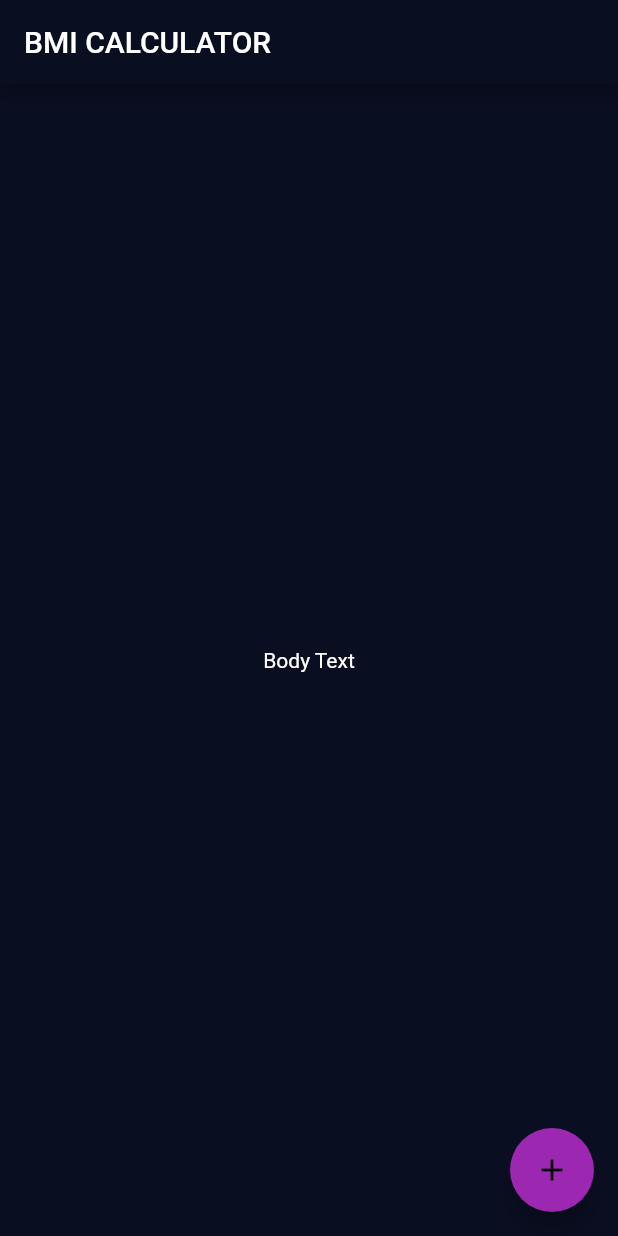
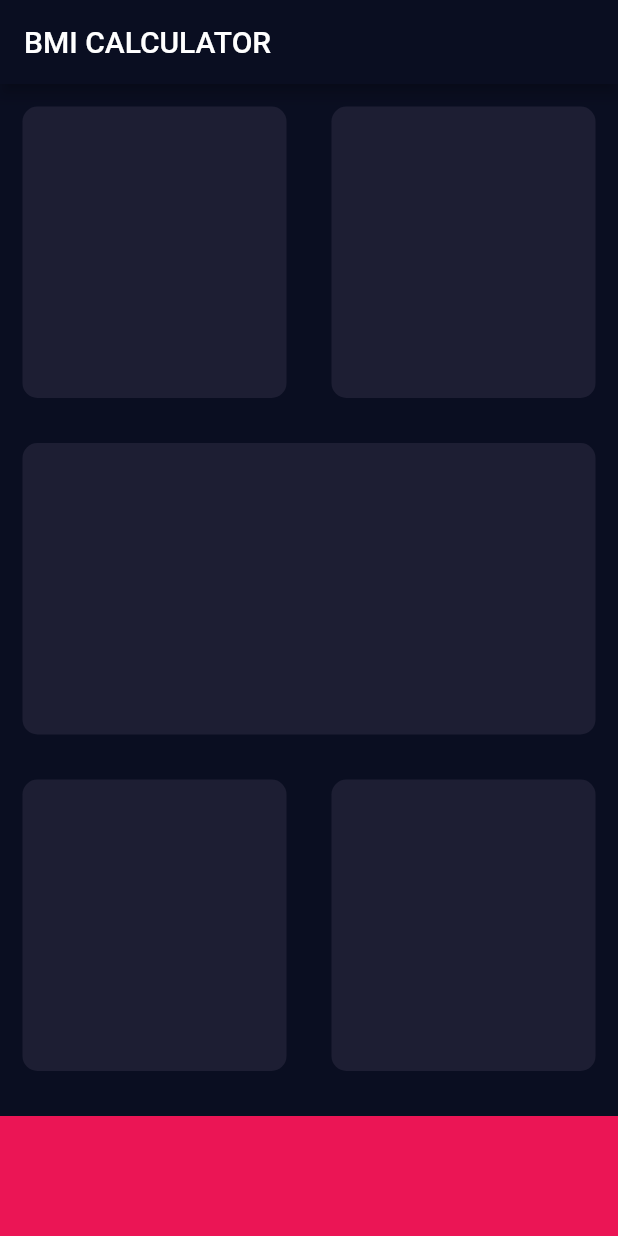
Before and after one commit to matatoMatata94/bmi_calculator, a Flutter app: the screen it shows after launch, on a phone screen of 412 x 824 dp. Run offline on Flutter 3.47's test engine with Material 2 defaults, Android fonts, the phone set to English and light mode, and no system bars.

Commit message:
Added BackgroundCard() and some Constants
Constants:
backGroundColor, bottomButtonColor, bottomButtonHeight

```diff
--- a/lib/input_page.dart
+++ b/lib/input_page.dart
@@ -1,4 +1,8 @@
 import 'package:flutter/material.dart';
+
+const Color backGroundColor = Color(0xFF1D1E33);
+const Color bottomButtonColor = Color(0xFFEB1555);
+const double bottomButtonHeight = 80;
 
 class InputPage extends StatefulWidget {
   const InputPage({super.key});
@@ -14,13 +18,74 @@ class _InputPageState extends State<InputPage> {
       appBar: AppBar(
         title: const Text('BMI CALCULATOR'),
       ),
-      body: const Center(
-        child: Text('Body Text'),
-      ),
-      floatingActionButton: FloatingActionButton(
-        child: const Icon(Icons.add),
-        onPressed: () {},
+      body: SafeArea(
+        child: Column(
+          children: [
+            Expanded(
+              child: Row(
+                children: const [
+                  Expanded(
+                    child: BackgroundCard(
+                      color: backGroundColor,
+                    ),
+                  ),
+                  Expanded(
+                    child: BackgroundCard(
+                      color: backGroundColor,
+                    ),
+                  ),
+                ],
+              ),
+            ),
+            const Expanded(
+                child: BackgroundCard(
+              color: backGroundColor,
+            )),
+            Expanded(
+              child: Row(
+                children: const [
+                  Expanded(
+                      child: BackgroundCard(
+                    color: backGroundColor,
+                  )),
+                  Expanded(
+                      child: BackgroundCard(
+                    color: backGroundColor,
+                  )),
+                ],
+              ),
+            ),
+            Container(
+              color: bottomButtonColor,
+              height: bottomButtonHeight,
+              width: double.infinity,
+              margin: const EdgeInsets.only(top: 15),
+            ),
+          ],
+        ),
       ),
     );
   }
 }
+
+class BackgroundCard extends StatefulWidget {
+  final Color color;
+
+  const BackgroundCard({required this.color});
+
+  @override
+  State<BackgroundCard> createState() => _BackgroundCardState();
+}
+
+class _BackgroundCardState extends State<BackgroundCard> {
+  @override
+  Widget build(BuildContext context) {
+    return Container(
+      margin: const EdgeInsets.all(15),
+      decoration: BoxDecoration(
+        color: widget.color,
+        borderRadius: BorderRadius.circular(10),
+      ),
+    );
+  }
+}
--- a/lib/main.dart
+++ b/lib/main.dart
@@ -25,6 +25,3 @@ class BMICalculator extends StatelessWidget {
     );
   }
 }
-
-//card color
-// Color(0xFF1D1E33)
```
